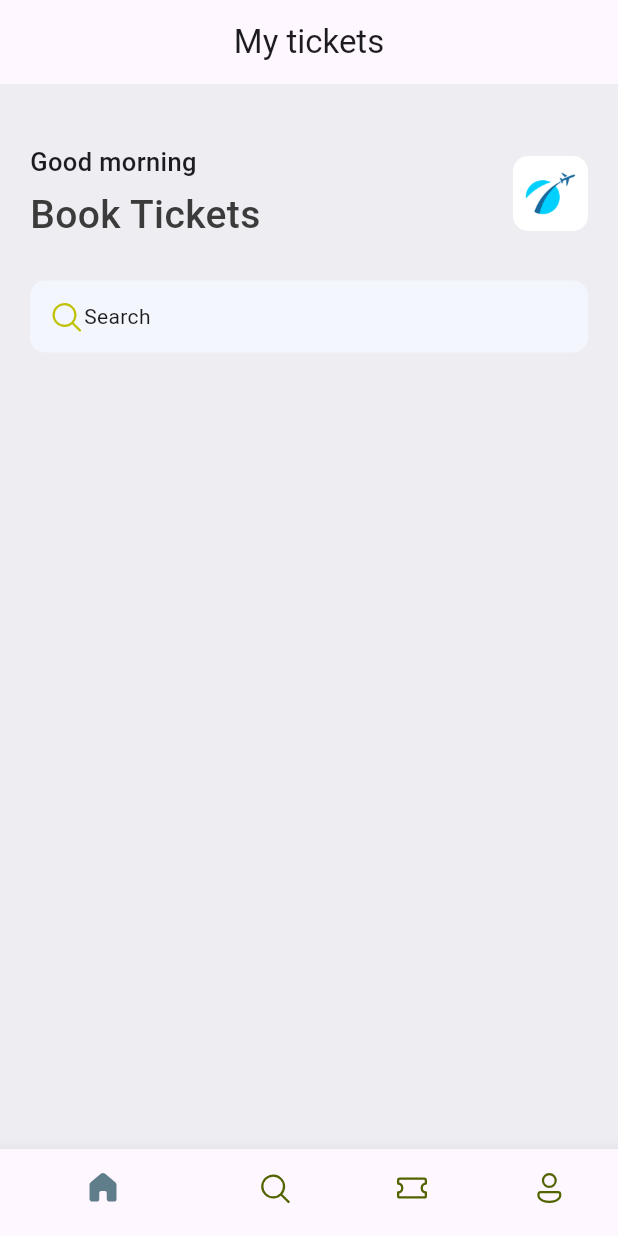
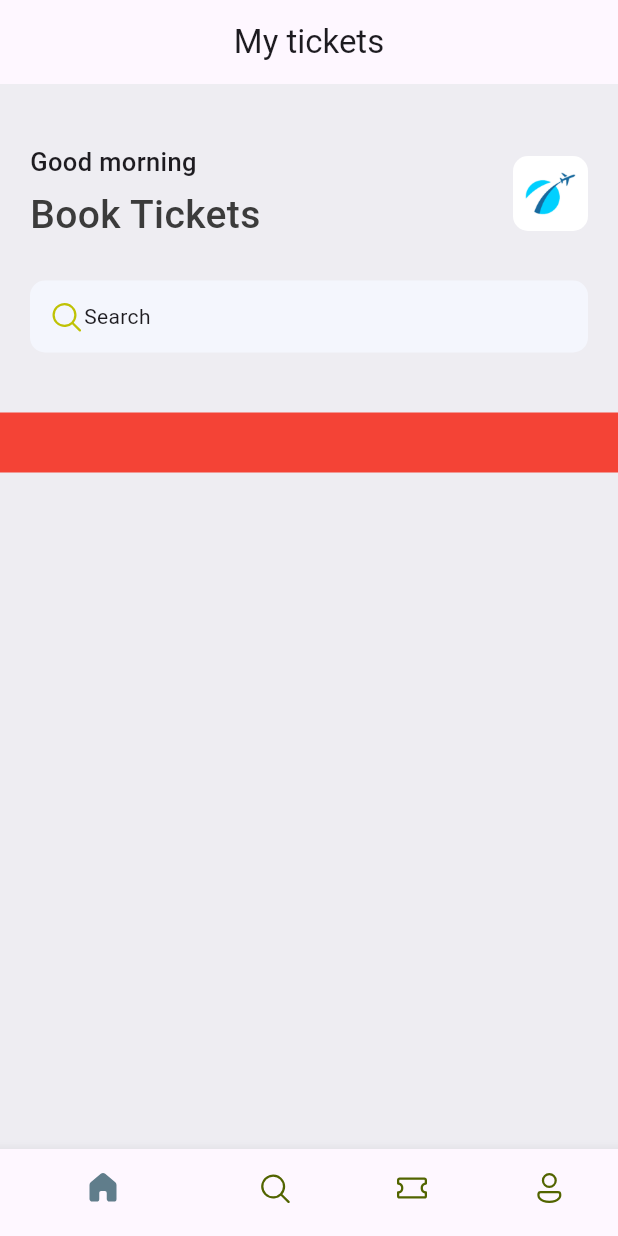
Before and after one commit to StandOut-0/Study-TicketApp, a Flutter app: the screen it shows after launch, on a phone screen of 412 x 824 dp. Run offline on Flutter 3.47's test engine with Material 3 defaults, Android fonts, the phone set to English and light mode, and no system bars; our stand-ins replace fluentui_icons.

Commit message:
AppDoubleText 추가하기

```diff
--- a/lib/base/screens/home_screen.dart
+++ b/lib/base/screens/home_screen.dart
@@ -2,6 +2,7 @@ import 'package:fluentui_icons/fluentui_icons.dart';
 import 'package:flutter/cupertino.dart';
 import 'package:flutter/material.dart';
 import 'package:ticket_app/base/res/media.dart';
+import 'package:ticket_app/base/widgets/app_double_text.dart';
 
 import '../res/style/app_styles.dart';
 
@@ -66,7 +67,9 @@ class HomeScreen extends StatelessWidget {
                   )
                 ],
               ),
-            )
+            ),
+            const SizedBox(height: 40),
+            AppDoubleText(),
           ]
       ),
     );
--- /dev/null
+++ b/lib/base/widgets/app_double_text.dart
@@ -0,0 +1,11 @@
+import 'package:flutter/cupertino.dart';
+import 'package:flutter/material.dart';
+
+class AppDoubleText extends StatelessWidget {
+  const AppDoubleText({super.key});
+
+  @override
+  Widget build(BuildContext context) {
+    return Container(height: 40, width: 40, color: Colors.red,);
+  }
+}
```
